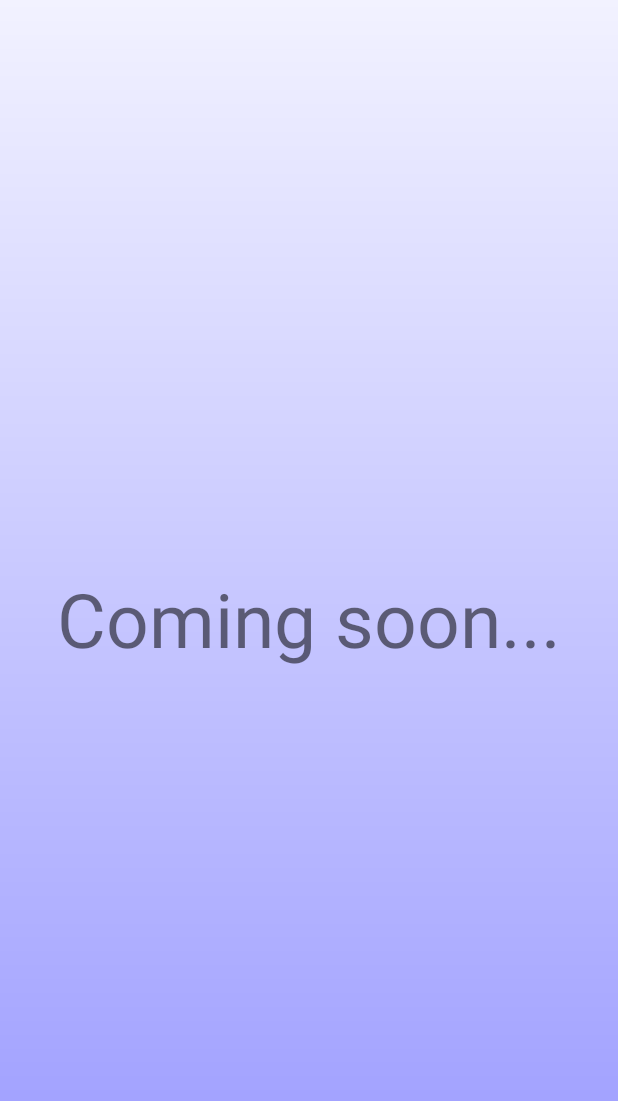
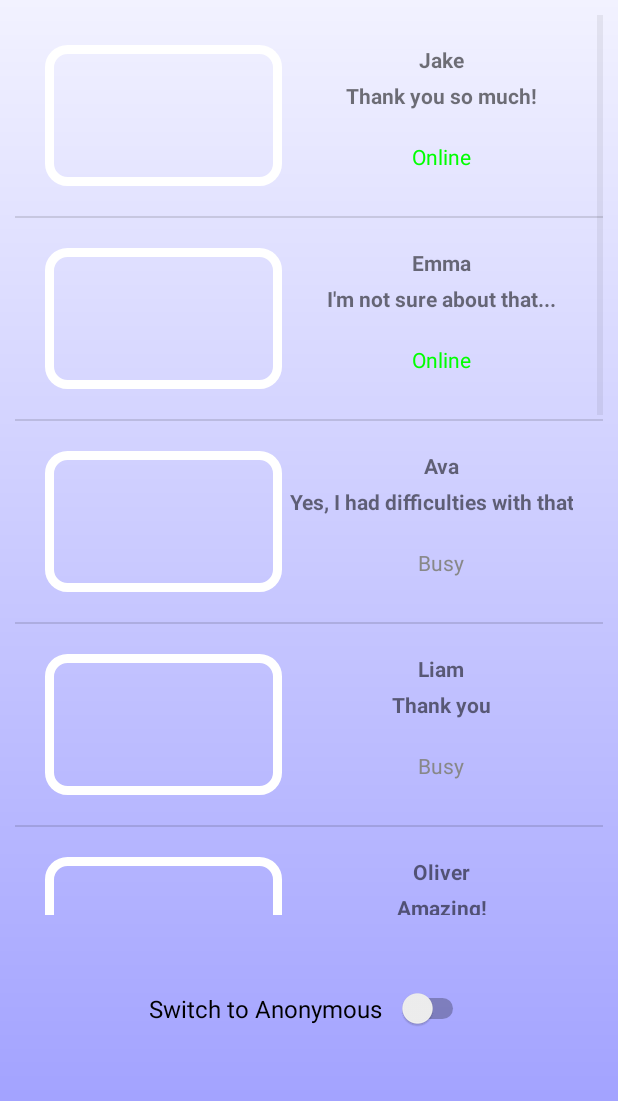
Before and after one commit to zoltankiss842/Allay, an Android app: the chatWithOthers screen opened directly, with no data from a screen before it, on a phone screen of 412 x 824 dp. Shown: the top 1101 px of the screen. Run offline under Robolectric (Android 15) with nearby library versions, the phone set to English and light mode, and no system bars; libraries missing offline, so code that uses them is left out: com.nostra13.universalimageloader; 6 statements that could not run were skipped.

Commit message:
Chat added

```diff
--- a/app/src/main/AndroidManifest.xml
+++ b/app/src/main/AndroidManifest.xml
@@ -14,7 +14,9 @@
         android:roundIcon="@mipmap/allay_logo_trans"
         android:supportsRtl="true"
         android:theme="@style/AppTheme">
-        <activity android:name=".logADream"></activity>
+        <activity android:name=".ChatMessage"></activity>
+        <activity android:name=".ChatActivity" />
+        <activity android:name=".logADream" />
         <activity android:name=".trackSleepManually" />
         <activity android:name=".dreamLog" />
         <activity android:name=".letsSleep" />
--- a/app/src/main/java/com/example/allay/chatWithOthers.java
+++ b/app/src/main/java/com/example/allay/chatWithOthers.java
@@ -1,17 +1,104 @@
 package com.example.allay;
 
+import android.content.Intent;
 import android.os.Bundle;
+import android.view.View;
+import android.widget.AdapterView;
+import android.widget.CompoundButton;
+import android.widget.ListAdapter;
+import android.widget.ListView;
+import android.widget.Switch;
+import android.widget.Toast;
 
 import androidx.appcompat.app.AppCompatActivity;
 
+import java.util.ArrayList;
+
 public class chatWithOthers extends AppCompatActivity {
+
+    private ListView mListView;
+    private Switch switchToAnon;
+    private patientListAdapter adapter;
 
     @Override
     protected void onCreate(Bundle savedInstanceState) {
         super.onCreate(savedInstanceState);
         setContentView(R.layout.activity_chat_with_others);
 
+        mListView = findViewById(R.id.currently_active_list);
+
+        final ArrayList<patientData> patients = new ArrayList<>();
+        patients.add(new patientData("Jake", "Thank you so much!", "drawable://" + R.drawable.patient1, "Active"));
+        patients.add(new patientData("Emma", "I'm not sure about that...", "drawable://" + R.drawable.patient2, "Active"));
+        patients.add(new patientData("Ava", "Yes, I had difficulties with that...", "drawable://" + R.drawable.patient3, "Busy"));
+        patients.add(new patientData("Liam", "Thank you", "drawable://" + R.drawable.patient4, "Busy"));
+        patients.add(new patientData("Oliver", "Amazing!", "drawable://" + R.drawable.patient5, "Busy"));
+        patients.add(new patientData("Benjamin", "Thank you so much!", "drawable://" + R.drawable.patient1, "Active"));
+        patients.add(new patientData("Charlotte", "I'm not sure about that...", "drawable://" + R.drawable.patient2, "Busy"));
+        patients.add(new patientData("Sophia", "Yes, I had difficulties with that...", "drawable://" + R.drawable.patient3, "Active"));
+        patients.add(new patientData("Jacob", "Thank you", "drawable://" + R.drawable.patient4, "Active"));
+        patients.add(new patientData("Matthew", "Amazing!", "drawable://" + R.drawable.patient5, "Busy"));
+
+        adapter = new patientListAdapter(this, R.layout.adapter_view_layout, patients);
+        mListView.setAdapter(adapter);
+
+        switchToAnon = findViewById(R.id.switchAnon);
+
+        switchToAnon.setOnCheckedChangeListener(new CompoundButton.OnCheckedChangeListener() {
+            @Override
+            public void onCheckedChanged(CompoundButton buttonView, boolean isChecked) {
+                addPatients(patients, isChecked);
+                mListView.setAdapter(adapter);
+                if(isChecked){
+                    Toast.makeText(getApplicationContext(), "Switched to Anonymous server!", Toast.LENGTH_SHORT).show();
+                }
+                else{
+                    Toast.makeText(getApplicationContext(), "Switched to Normal server!", Toast.LENGTH_SHORT).show();
+                }
+            }
+        });
+
+        mListView.setOnItemClickListener(new AdapterView.OnItemClickListener() {
+            @Override
+            public void onItemClick(AdapterView<?> parent, View view, int position, long id) {
+                Intent intent = new Intent(chatWithOthers.this, ChatActivity.class);
+                String nameOfUser = patients.get(position).getName();
+                String imageOfUser = patients.get(position).getImgUrl();
+                intent.putExtra("NameOfUser", nameOfUser);
+                intent.putExtra("ImageOfUser", imageOfUser);
+                startActivity(intent);
+            }
+        });
 
 
     }
+
+    private void addPatients(ArrayList<patientData> list, boolean isAnon){
+        list.clear();
+        if(isAnon){
+            list.add(new patientData("User_2365", "Start chat!", "drawable://" + R.drawable.patient, "Active"));
+            list.add(new patientData("User_2342", "Start chat!", "drawable://" + R.drawable.patient, "Active"));
+            list.add(new patientData("User_2335", "Start chat!", "drawable://" + R.drawable.patient, "Busy"));
+            list.add(new patientData("User_2322", "Start chat!", "drawable://" + R.drawable.patient, "Busy"));
+            list.add(new patientData("User_2327", "Start chat!", "drawable://" + R.drawable.patient, "Busy"));
+            list.add(new patientData("User_2399", "Start chat!", "drawable://" + R.drawable.patient, "Active"));
+            list.add(new patientData("User_2232", "Start chat!", "drawable://" + R.drawable.patient, "Busy"));
+            list.add(new patientData("User_2653", "Start chat!", "drawable://" + R.drawable.patient, "Active"));
+            list.add(new patientData("User_2357", "Start chat!", "drawable://" + R.drawable.patient, "Active"));
+            list.add(new patientData("User_1337", "Start chat!", "drawable://" + R.drawable.patient, "Busy"));
+        }
+        else{
+            list.add(new patientData("Jake", "Thank you so much!", "drawable://" + R.drawable.patient1, "Busy"));
+            list.add(new patientData("Emma", "I'm not sure about that...", "drawable://" + R.drawable.patient2, "Busy"));
+            list.add(new patientData("Ava", "Yes, I had difficulties with that...", "drawable://" + R.drawable.patient3, "Busy"));
+            list.add(new patientData("Liam", "Thank you", "drawable://" + R.drawable.patient4, "Busy"));
+            list.add(new patientData("Oliver", "Amazing!", "drawable://" + R.drawable.patient5, "Active"));
+            list.add(new patientData("Benjamin", "Thank you so much!", "drawable://" + R.drawable.patient1, "Busy"));
+            list.add(new patientData("Charlotte", "I'm not sure about that...", "drawable://" + R.drawable.patient2, "Busy"));
+            list.add(new patientData("Sophia", "Yes, I had difficulties with that...", "drawable://" + R.drawable.patient3, "Active"));
+            list.add(new patientData("Jacob", "Thank you", "drawable://" + R.drawable.patient4, "Active"));
+            list.add(new patientData("Matthew", "Amazing!", "drawable://" + R.drawable.patient5, "Active"));
+        }
+
+    }
 }
--- a/app/src/main/res/layout/activity_chat_with_others.xml
+++ b/app/src/main/res/layout/activity_chat_with_others.xml
@@ -1,5 +1,5 @@
 <?xml version="1.0" encoding="utf-8"?>
-<androidx.constraintlayout.widget.ConstraintLayout xmlns:android="http://schemas.android.com/apk/res/android"
+<RelativeLayout xmlns:android="http://schemas.android.com/apk/res/android"
     xmlns:app="http://schemas.android.com/apk/res-auto"
     xmlns:tools="http://schemas.android.com/tools"
     android:layout_width="match_parent"
@@ -7,14 +7,45 @@
     android:background="@drawable/gradient_main"
     tools:context=".chatWithOthers">
 
-    <TextView
-        android:id="@+id/textView7"
-        android:layout_width="wrap_content"
+    <LinearLayout
+        android:id="@+id/currently_active_list_container"
+        android:layout_width="match_parent"
         android:layout_height="wrap_content"
-        android:text="Coming soon..."
-        android:textSize="50sp"
-        app:layout_constraintBottom_toBottomOf="parent"
-        app:layout_constraintEnd_toEndOf="parent"
-        app:layout_constraintStart_toStartOf="parent"
-        app:layout_constraintTop_toTopOf="parent" />
-</androidx.constraintlayout.widget.ConstraintLayout>
+        android:padding="10dp">
+
+        <ListView
+            android:id="@+id/currently_active_list"
+            android:layout_width="match_parent"
+            android:layout_height="600dp">
+
+        </ListView>
+
+    </LinearLayout>
+
+    <LinearLayout
+        android:id="@+id/switch_container"
+        android:layout_width="match_parent"
+        android:layout_height="wrap_content"
+        android:layout_below="@id/currently_active_list_container"
+        android:layout_margin="15dp"
+        android:gravity="center"
+        android:padding="15dp">
+
+        <Switch
+            android:id="@+id/switchAnon"
+            android:layout_width="wrap_content"
+            android:layout_height="wrap_content"
+            android:layout_margin="5dp"
+            android:padding="5dp"
+            android:switchPadding="10dp"
+            android:text="Switch to Anonymous"
+            android:textAlignment="center"
+            android:textSize="16sp">
+        </Switch>
+
+    </LinearLayout>
+
+
+
+
+</RelativeLayout>
```
Also changed, not shown: app/src/main/java/com/example/allay/ChatActivity.java (added, +140 -0 lines), app/src/main/java/com/example/allay/ChatAdapter.java (added, +139 -0 lines), app/src/main/java/com/example/allay/ChatMessage.java (added, +47 -0 lines), app/src/main/res/layout/activity_chat.xml (added, +123 -0 lines), app/src/main/res/layout/list_item_chat_message.xml (added, +65 -0 lines), app/src/main/res/drawable/in_message_bg.9.png (added), app/src/main/res/drawable/out_message_bg.9.png (added).
